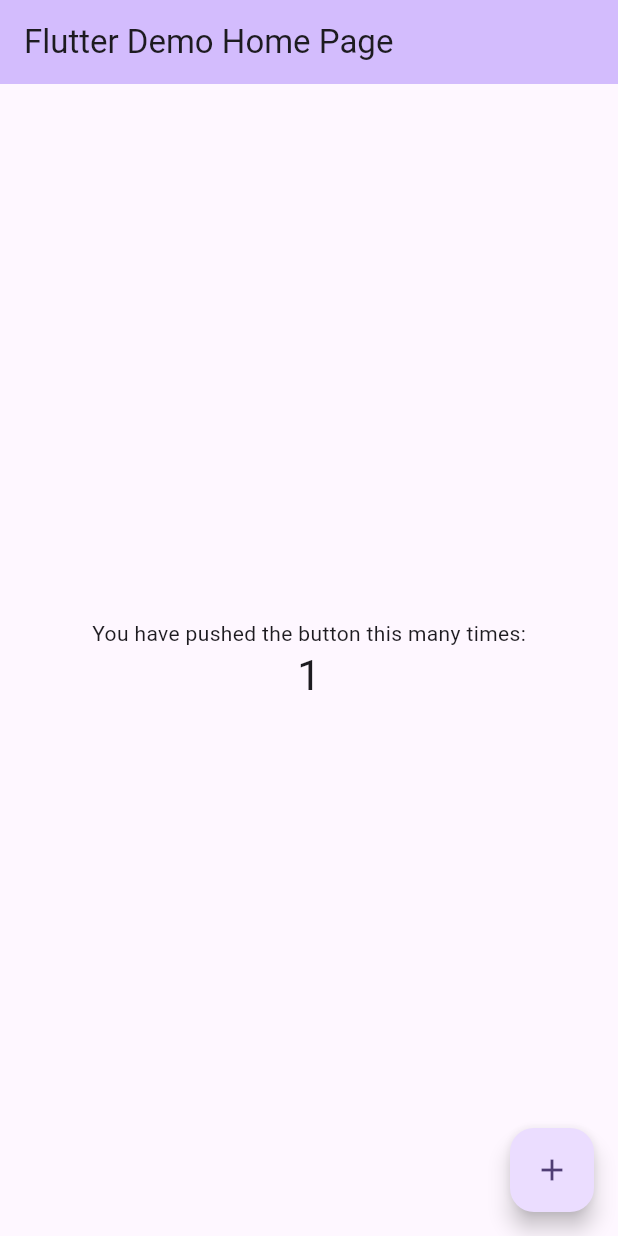
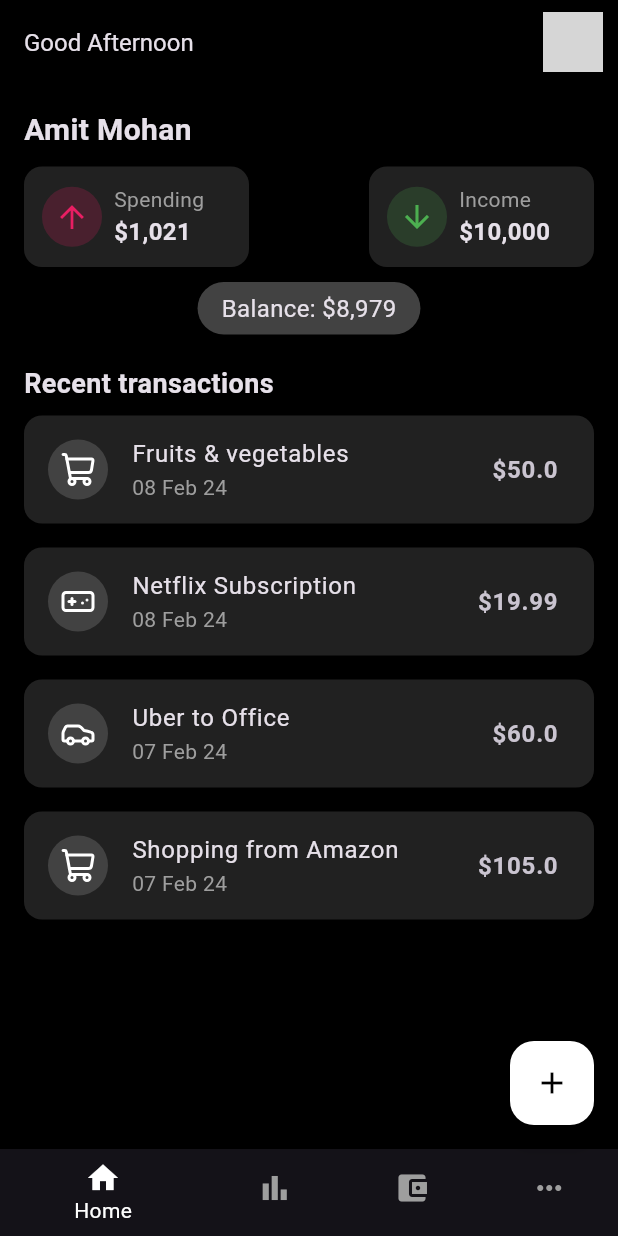
Before and after one commit to karuna207/FinPower, a Flutter app: the screen it shows after launch, after a tap on the "add" icon, on a phone screen of 412 x 824 dp. Run offline on Flutter 3.47's test engine with Material 3 defaults, Android fonts, the phone set to English and light mode, and no system bars; our stand-ins replace lucide_icons; network calls fail; grey boxes are pictures that could not be loaded.

Commit message:
Update main.dart

```diff
--- a/lib/main.dart
+++ b/lib/main.dart
@@ -1,125 +1,147 @@
 import 'package:flutter/material.dart';
+import 'package:lucide_icons/lucide_icons.dart';
 
 void main() {
-  runApp(const MyApp());
+  runApp(MyApp());
 }
 
 class MyApp extends StatelessWidget {
   const MyApp({super.key});
 
-  // This widget is the root of your application.
   @override
   Widget build(BuildContext context) {
     return MaterialApp(
-      title: 'Flutter Demo',
-      theme: ThemeData(
-        // This is the theme of your application.
-        //
-        // TRY THIS: Try running your application with "flutter run". You'll see
-        // the application has a purple toolbar. Then, without quitting the app,
-        // try changing the seedColor in the colorScheme below to Colors.green
-        // and then invoke "hot reload" (save your changes or press the "hot
-        // reload" button in a Flutter-supported IDE, or press "r" if you used
-        // the command line to start the app).
-        //
-        // Notice that the counter didn't reset back to zero; the application
-        // state is not lost during the reload. To reset the state, use hot
-        // restart instead.
-        //
-        // This works for code too, not just values: Most code changes can be
-        // tested with just a hot reload.
-        colorScheme: ColorScheme.fromSeed(seedColor: Colors.deepPurple),
-        useMaterial3: true,
-      ),
-      home: const MyHomePage(title: 'Flutter Demo Home Page'),
+      debugShowCheckedModeBanner: false,
+      theme: ThemeData.dark(),
+      home: HomeScreen(),
     );
   }
 }
 
-class MyHomePage extends StatefulWidget {
-  const MyHomePage({super.key, required this.title});
-
-  // This widget is the home page of your application. It is stateful, meaning
-  // that it has a State object (defined below) that contains fields that affect
-  // how it looks.
-
-  // This class is the configuration for the state. It holds the values (in this
-  // case the title) provided by the parent (in this case the App widget) and
-  // used by the build method of the State. Fields in a Widget subclass are
-  // always marked "final".
-
-  final String title;
-
-  @override
-  State<MyHomePage> createState() => _MyHomePageState();
-}
-
-class _MyHomePageState extends State<MyHomePage> {
-  int _counter = 0;
-
-  void _incrementCounter() {
-    setState(() {
-      // This call to setState tells the Flutter framework that something has
-      // changed in this State, which causes it to rerun the build method below
-      // so that the display can reflect the updated values. If we changed
-      // _counter without calling setState(), then the build method would not be
-      // called again, and so nothing would appear to happen.
-      _counter++;
-    });
-  }
+class HomeScreen extends StatelessWidget {
+  const HomeScreen({super.key});
 
   @override
   Widget build(BuildContext context) {
-    // This method is rerun every time setState is called, for instance as done
-    // by the _incrementCounter method above.
-    //
-    // The Flutter framework has been optimized to make rerunning build methods
-    // fast, so that you can just rebuild anything that needs updating rather
-    // than having to individually change instances of widgets.
     return Scaffold(
+      backgroundColor: Colors.black,
       appBar: AppBar(
-        // TRY THIS: Try changing the color here to a specific color (to
-        // Colors.amber, perhaps?) and trigger a hot reload to see the AppBar
-        // change color while the other colors stay the same.
-        backgroundColor: Theme.of(context).colorScheme.inversePrimary,
-        // Here we take the value from the MyHomePage object that was created by
-        // the App.build method, and use it to set our appbar title.
-        title: Text(widget.title),
+        backgroundColor: Colors.black,
+        elevation: 0,
+        title: const Text("Good Afternoon", style: TextStyle(fontSize: 16)),
+        actions: [
+          CircleAvatar(
+            backgroundImage: NetworkImage("https://via.placeholder.com/50"), // Replace with actual user image
+          ),
+          SizedBox(width: 10),
+        ],
       ),
-      body: Center(
-        // Center is a layout widget. It takes a single child and positions it
-        // in the middle of the parent.
+      body: Padding(
+        padding: const EdgeInsets.all(16.0),
         child: Column(
-          // Column is also a layout widget. It takes a list of children and
-          // arranges them vertically. By default, it sizes itself to fit its
-          // children horizontally, and tries to be as tall as its parent.
-          //
-          // Column has various properties to control how it sizes itself and
-          // how it positions its children. Here we use mainAxisAlignment to
-          // center the children vertically; the main axis here is the vertical
-          // axis because Columns are vertical (the cross axis would be
-          // horizontal).
-          //
-          // TRY THIS: Invoke "debug painting" (choose the "Toggle Debug Paint"
-          // action in the IDE, or press "p" in the console), to see the
-          // wireframe for each widget.
-          mainAxisAlignment: MainAxisAlignment.center,
-          children: <Widget>[
+          crossAxisAlignment: CrossAxisAlignment.start,
+          children: [
             const Text(
-              'You have pushed the button this many times:',
+              "Amit Mohan",
+              style: TextStyle(fontSize: 20, fontWeight: FontWeight.bold),
             ),
-            Text(
-              '$_counter',
-              style: Theme.of(context).textTheme.headlineMedium,
+            SizedBox(height: 10),
+            Row(
+              mainAxisAlignment: MainAxisAlignment.spaceBetween,
+              children: [
+                _buildInfoCard("Spending", "\$1,021", Colors.pink, Icons.arrow_upward),
+                _buildInfoCard("Income", "\$10,000", Colors.green, Icons.arrow_downward),
+              ],
+            ),
+            SizedBox(height: 10),
+            Center(
+              child: Container(
+                padding: EdgeInsets.symmetric(vertical: 6, horizontal: 16),
+                decoration: BoxDecoration(
+                  color: Colors.grey[800],
+                  borderRadius: BorderRadius.circular(20),
+                ),
+                child: Text("Balance: \$8,979", style: TextStyle(fontSize: 16)),
+              ),
+            ),
+            SizedBox(height: 20),
+            const Text(
+              "Recent transactions",
+              style: TextStyle(fontSize: 18, fontWeight: FontWeight.bold),
+            ),
+            Expanded(
+              child: ListView(
+                children: [
+                  _buildTransactionCard("\$50.0", "Fruits & vegetables", "08 Feb 24", LucideIcons.shoppingCart),
+                  _buildTransactionCard("\$19.99", "Netflix Subscription", "08 Feb 24", LucideIcons.gamepad),
+                  _buildTransactionCard("\$60.0", "Uber to Office", "07 Feb 24", LucideIcons.car),
+                  _buildTransactionCard("\$105.0", "Shopping from Amazon", "07 Feb 24", LucideIcons.shoppingCart),
+                ],
+              ),
             ),
           ],
         ),
       ),
       floatingActionButton: FloatingActionButton(
-        onPressed: _incrementCounter,
-        tooltip: 'Increment',
-        child: const Icon(Icons.add),
-      ), // This trailing comma makes auto-formatting nicer for build methods.
+        onPressed: () {},
+        backgroundColor: Colors.white,
+        foregroundColor: Colors.black,
+        child: Icon(Icons.add),
+      ),
+      bottomNavigationBar: BottomNavigationBar(
+        backgroundColor: Colors.black,
+        selectedItemColor: Colors.white,
+        unselectedItemColor: Colors.grey,
+        items: const [
+          BottomNavigationBarItem(icon: Icon(Icons.home), label: "Home"),
+          BottomNavigationBarItem(icon: Icon(Icons.bar_chart), label: "Analysis"),
+          BottomNavigationBarItem(icon: Icon(Icons.account_balance_wallet), label: "Accounts"),
+          BottomNavigationBarItem(icon: Icon(Icons.more_horiz), label: "More"),
+        ],
+      ),
+    );
+  }
+
+  Widget _buildInfoCard(String title, String amount, Color color, IconData icon) {
+    return Container(
+      width: 150,
+      padding: EdgeInsets.all(12),
+      decoration: BoxDecoration(
+        color: Colors.grey[900],
+        borderRadius: BorderRadius.circular(12),
+      ),
+      child: Row(
+        children: [
+          CircleAvatar(
+            backgroundColor: color.withOpacity(0.2),
+            child: Icon(icon, color: color),
+          ),
+          SizedBox(width: 8),
+          Column(
+            crossAxisAlignment: CrossAxisAlignment.start,
+            children: [
+              Text(title, style: TextStyle(fontSize: 14, color: Colors.grey)),
+              Text(amount, style: TextStyle(fontSize: 16, fontWeight: FontWeight.bold)),
+            ],
+          ),
+        ],
+      ),
+    );
+  }
+
+  Widget _buildTransactionCard(String amount, String description, String date, IconData icon) {
+    return Card(
+      color: Colors.grey[900],
+      margin: EdgeInsets.symmetric(vertical: 8),
+      child: ListTile(
+        leading: CircleAvatar(
+          backgroundColor: Colors.grey[800],
+          child: Icon(icon, color: Colors.white),
+        ),
+        title: Text(description, style: TextStyle(fontSize: 16)),
+        subtitle: Text(date, style: TextStyle(color: Colors.grey)),
+        trailing: Text(amount, style: TextStyle(fontSize: 16, fontWeight: FontWeight.bold)),
+      ),
     );
   }
 }
```
